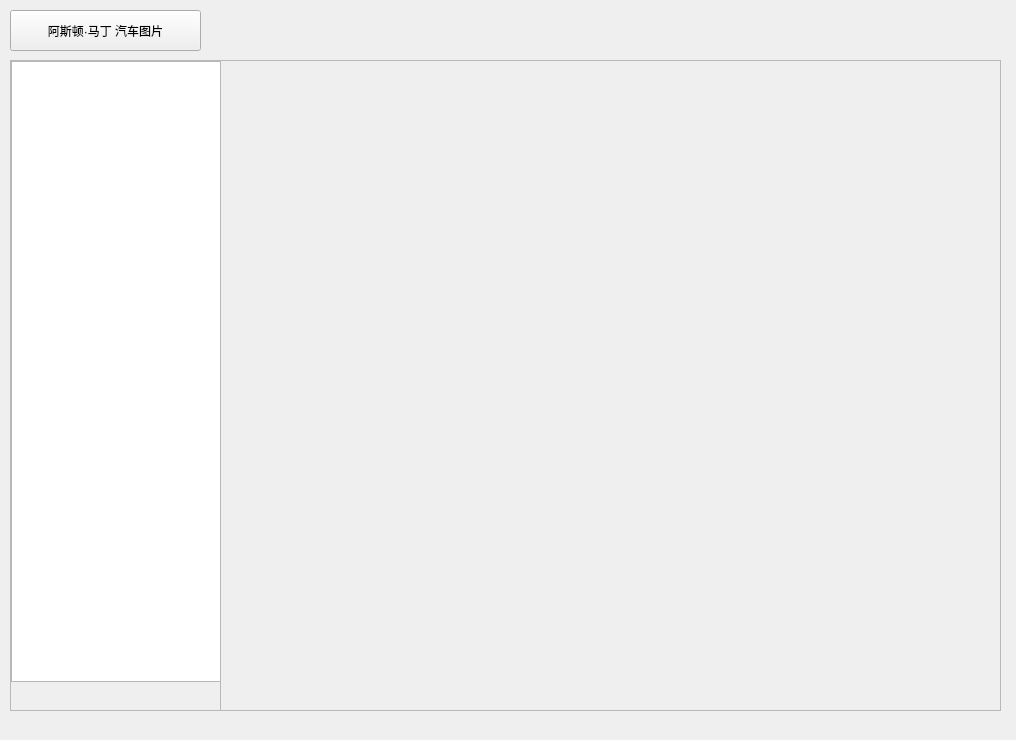
Old version of the form main_window.ui in the repository my-xh/Car_Image_Crawl.
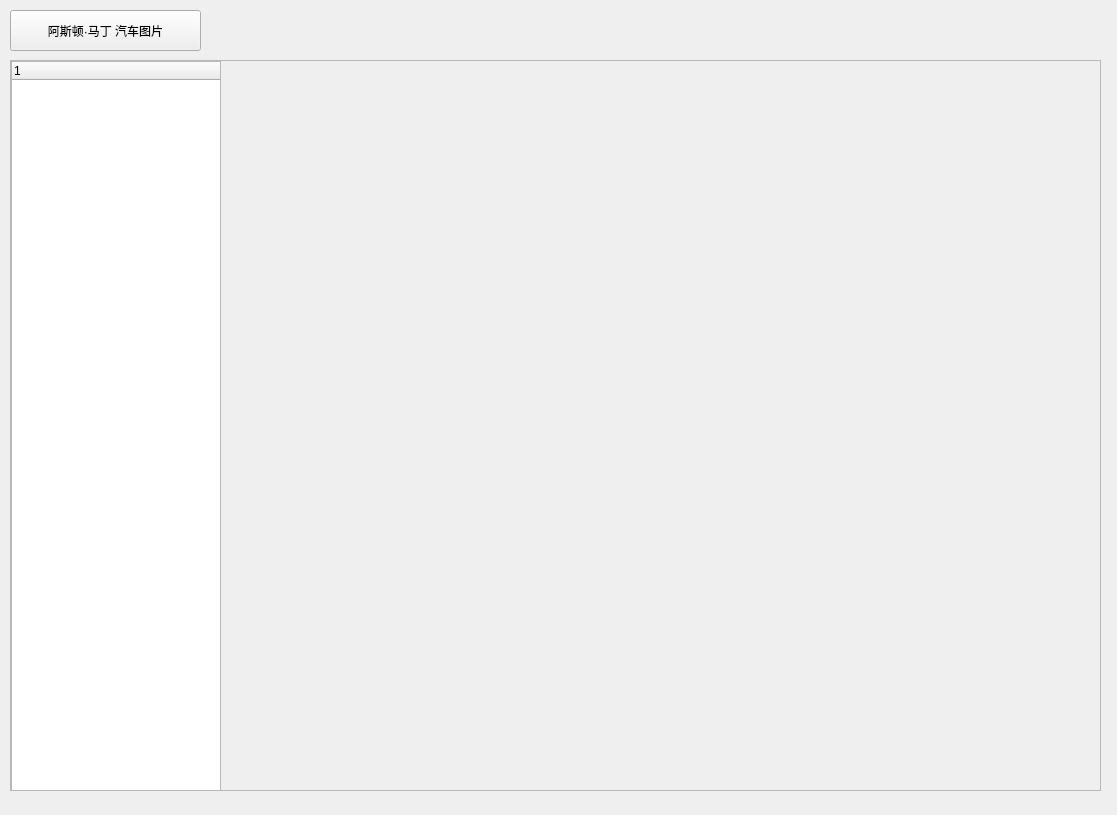
New version of the form.

The edit to the form file:
```diff
--- a/main_window.ui
+++ b/main_window.ui
@@ -2,17 +2,35 @@
 <ui version="4.0">
  <class>MainWindow</class>
  <widget class="QMainWindow" name="MainWindow">
+  <property name="enabled">
+   <bool>true</bool>
+  </property>
   <property name="geometry">
    <rect>
     <x>0</x>
     <y>0</y>
-    <width>1016</width>
-    <height>740</height>
+    <width>1117</width>
+    <height>815</height>
    </rect>
   </property>
+  <property name="minimumSize">
+   <size>
+    <width>1117</width>
+    <height>815</height>
+   </size>
+  </property>
+  <property name="maximumSize">
+   <size>
+    <width>1117</width>
+    <height>815</height>
+   </size>
+  </property>
   <property name="windowTitle">
    <string>汽车之家图片抓取工具</string>
   </property>
+  <property name="layoutDirection">
+   <enum>Qt::LeftToRight</enum>
+  </property>
   <widget class="QWidget" name="centralwidget">
    <widget class="QPushButton" name="btn_search">
     <property name="geometry">
@@ -33,7 +51,7 @@
       <x>10</x>
       <y>60</y>
       <width>211</width>
-      <height>651</height>
+      <height>731</height>
      </rect>
     </property>
     <property name="widgetResizable">
@@ -45,18 +63,23 @@
        <x>0</x>
        <y>0</y>
        <width>209</width>
-       <height>649</height>
+       <height>729</height>
       </rect>
      </property>
-     <widget class="QTreeView" name="tree_dir">
+     <widget class="QTreeWidget" name="tree_dir">
       <property name="geometry">
        <rect>
         <x>0</x>
         <y>0</y>
         <width>211</width>
-        <height>621</height>
+        <height>731</height>
        </rect>
       </property>
+      <column>
+       <property name="text">
+        <string notr="true">1</string>
+       </property>
+      </column>
      </widget>
     </widget>
    </widget>
@@ -65,8 +88,8 @@
      <rect>
       <x>220</x>
       <y>60</y>
-      <width>781</width>
-      <height>651</height>
+      <width>881</width>
+      <height>731</height>
      </rect>
     </property>
     <property name="widgetResizable">
@@ -77,21 +100,15 @@
       <rect>
        <x>0</x>
        <y>0</y>
-       <width>779</width>
-       <height>649</height>
+       <width>879</width>
+       <height>729</height>
       </rect>
      </property>
-     <widget class="QWidget" name="gridLayoutWidget">
-      <property name="geometry">
-       <rect>
-        <x>0</x>
-        <y>0</y>
-        <width>781</width>
-        <height>651</height>
-       </rect>
-      </property>
-      <layout class="QGridLayout" name="grid_image"/>
-     </widget>
+     <layout class="QVBoxLayout" name="verticalLayout_5">
+      <item>
+       <layout class="QGridLayout" name="grid_image"/>
+      </item>
+     </layout>
     </widget>
    </widget>
   </widget>
```
